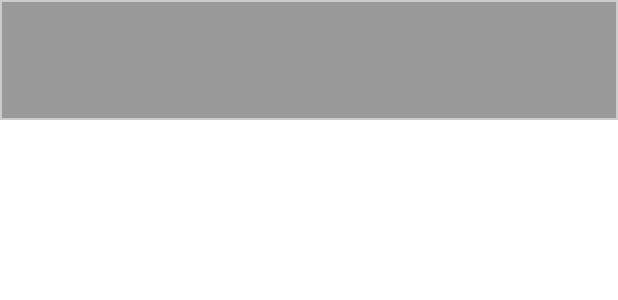
After one commit to hiddenns/topRedditApplications, an Android app: the layout list_item.xml on its own in the app's theme, with its tools: preview values and no code run, on a phone screen of 412 x 824 dp. The commit adds this screen. Shown: the top 300 px of the screen. Run offline under Robolectric (Android 15) with nearby library versions, the light colour scheme and no system bars.

Commit message:
add simple recycler view

```diff
--- a/app/build.gradle
+++ b/app/build.gradle
@@ -36,6 +36,7 @@ dependencies {
     implementation 'com.google.code.gson:gson:2.8.6'
     implementation 'com.squareup.retrofit2:converter-gson:2.2.0'
 
+
     implementation group: 'org.simpleframework', name: 'simple-xml', version: '2.7'
     testImplementation 'junit:junit:4.13.2'
     androidTestImplementation 'androidx.test.ext:junit:1.1.5'
--- /dev/null
+++ b/app/src/main/res/drawable/border.xml
@@ -0,0 +1,8 @@
+<?xml version="1.0" encoding="utf-8"?>
+<shape xmlns:android="http://schemas.android.com/apk/res/android"
+    android:shape="rectangle">
+    <solid android:color="#999" />
+    <stroke
+        android:width="1dp"
+        android:color="#CCCCCC" />
+</shape>
--- /dev/null
+++ b/app/src/main/res/layout/list_item.xml
@@ -0,0 +1,28 @@
+<?xml version="1.0" encoding="utf-8"?>
+<RelativeLayout xmlns:android="http://schemas.android.com/apk/res/android"
+android:id="@+id/relativeLayout"
+android:layout_width="match_parent"
+android:layout_height="?android:attr/listPreferredItemHeightLarge"
+android:background="@drawable/border">
+
+<ImageView
+    android:id="@+id/imageView"
+    android:layout_width="wrap_content"
+    android:layout_height="wrap_content"
+    android:layout_centerVertical="true"
+    android:layout_alignParentStart="true"
+    android:layout_alignParentLeft="true"
+    android:layout_marginStart="@dimen/activity_horizontal_margin"
+    android:layout_marginEnd="@dimen/activity_horizontal_margin"
+    android:contentDescription="Icon" />
+
+<TextView
+    android:id="@+id/textView"
+    android:layout_width="wrap_content"
+    android:layout_height="match_parent"
+    android:layout_toEndOf="@id/imageView"
+    android:layout_toRightOf="@id/imageView"
+    android:gravity="center_vertical"
+    android:textSize="16sp"/>
+
+</RelativeLayout>
--- /dev/null
+++ b/app/src/main/res/values/dimens.xml
@@ -0,0 +1,6 @@
+<?xml version="1.0" encoding="utf-8"?>
+<resources>
+    <dimen name="activity_horizontal_margin">16dp</dimen>
+    <dimen name="activity_vertical_margin">16dp</dimen>
+    <dimen name="ic_clear_margin">56dp</dimen>
+</resources>
```
Also changed, not shown: app/src/main/java/com/topredditapp/MainActivity.java (+24 -1 lines), app/src/main/java/com/topredditapp/RedditListAdapter.java (added, +79 -0 lines), app/src/main/java/com/topredditapp/controller/Controller.java (renamed from app/src/main/java/com/topredditapp/Controller.java, +6 -2 lines), app/src/main/java/com/topredditapp/model/Publication.java (+16 -0 lines), app/src/main/res/layout/activity_main.xml (+17 -15 lines).
